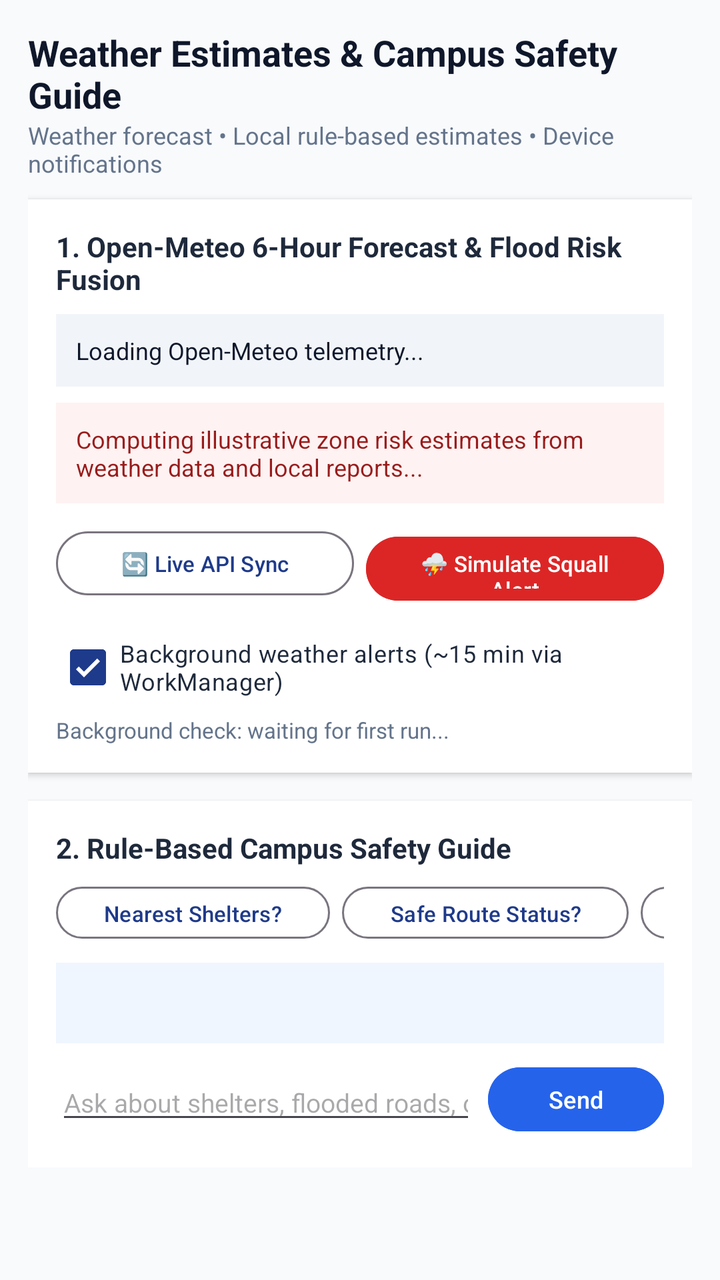
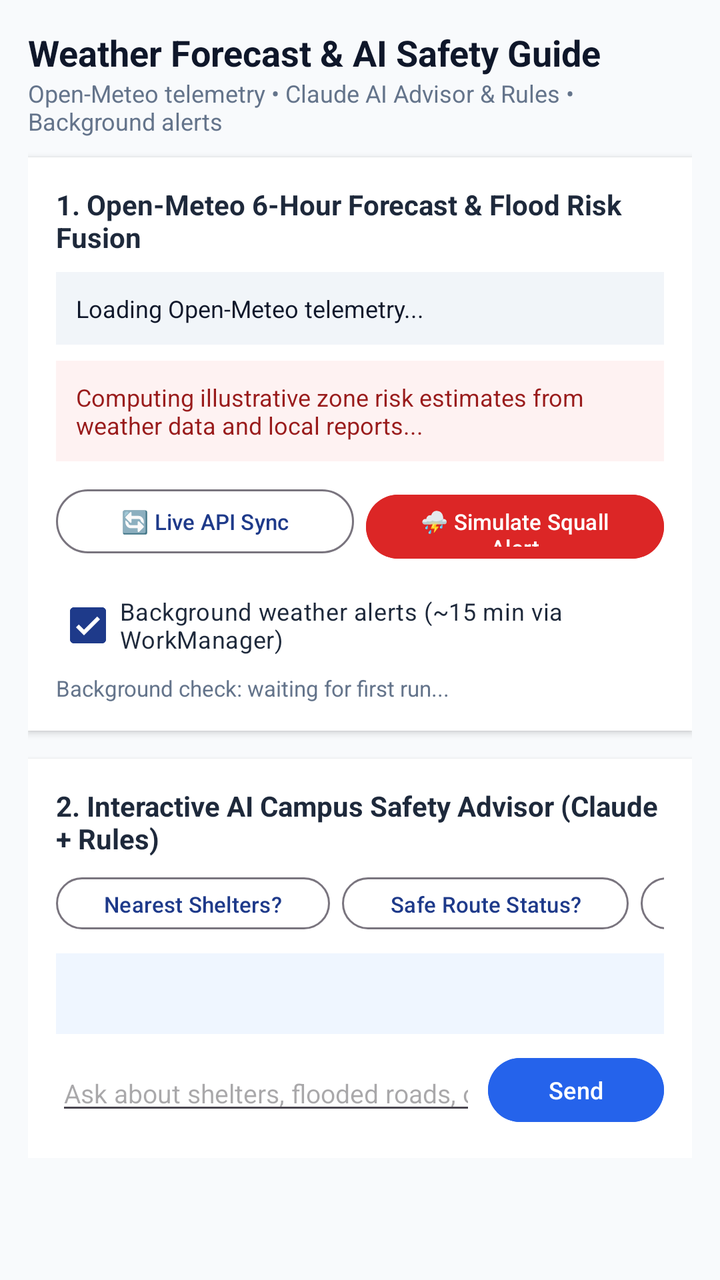

Before-and-after screenshots of an Android layout around one commit, followed by the original layout XML and the change that was made.
<!-- AndroidManifest.xml: application theme Theme.UMClearFlow -->
<!-- res/layout/fragment_weather_ai.xml -->
<?xml version="1.0" encoding="utf-8"?>
<ScrollView xmlns:android="http://schemas.android.com/apk/res/android"
    android:layout_width="match_parent"
    android:layout_height="match_parent"
    android:background="#F8FAFC"
    android:padding="14dp">

    <LinearLayout
        android:layout_width="match_parent"
        android:layout_height="wrap_content"
        android:orientation="vertical">

        <TextView
            android:layout_width="wrap_content"
            android:layout_height="wrap_content"
            android:text="Weather Estimates &amp; Campus Safety Guide"
            android:textColor="#0F172A"
            android:textSize="18sp"
            android:textStyle="bold" />

        <TextView
            android:layout_width="wrap_content"
            android:layout_height="wrap_content"
            android:layout_marginBottom="10dp"
            android:text="Weather forecast • Local rule-based estimates • Device notifications"
            android:textColor="#64748B"
            android:textSize="12sp" />

        
        <LinearLayout
            android:layout_width="match_parent"
            android:layout_height="wrap_content"
            android:background="#FFFFFF"
            android:elevation="2dp"
            android:orientation="vertical"
            android:padding="14dp">

            <TextView
                android:layout_width="wrap_content"
                android:layout_height="wrap_content"
                android:text="1. Open-Meteo 6-Hour Forecast &amp; Flood Risk Fusion"
                android:textColor="#1E293B"
                android:textSize="14sp"
                android:textStyle="bold" />

            <TextView
                android:id="@+id/tv_weather_live"
                android:layout_width="match_parent"
                android:layout_height="wrap_content"
                android:layout_marginTop="8dp"
                android:background="#F1F5F9"
                android:padding="10dp"
                android:text="Loading Open-Meteo telemetry..."
                android:textColor="#0F172A"
                android:textSize="12sp" />

            <TextView
                android:id="@+id/tv_risk_matrix"
                android:layout_width="match_parent"
                android:layout_height="wrap_content"
                android:layout_marginTop="8dp"
                android:background="#FEF2F2"
                android:padding="10dp"
                android:text="Computing illustrative zone risk estimates from weather data and local reports..."
                android:textColor="#991B1B"
                android:textSize="12sp" />

            <LinearLayout
                android:layout_width="match_parent"
                android:layout_height="wrap_content"
                android:layout_marginTop="10dp"
                android:orientation="horizontal">

                <Button
                    android:id="@+id/btn_refresh_weather"
                    style="?attr/materialButtonOutlinedStyle"
                    android:layout_width="0dp"
                    android:layout_height="40dp"
                    android:layout_marginEnd="6dp"
                    android:layout_weight="1"
                    android:text="🔄 Live API Sync"
                    android:textSize="11sp" />

                <Button
                    android:id="@+id/btn_simulate_squall"
                    android:layout_width="0dp"
                    android:layout_height="40dp"
                    android:layout_weight="1"
                    android:backgroundTint="#DC2626"
                    android:text="⛈️ Simulate Squall Alert"
                    android:textColor="#FFFFFF"
                    android:textSize="11sp" />
            </LinearLayout>

            
            <CheckBox
                android:id="@+id/cb_bg_weather_alerts"
                android:layout_width="match_parent"
                android:layout_height="wrap_content"
                android:layout_marginTop="8dp"
                android:checked="true"
                android:minHeight="48dp"
                android:text="Background weather alerts (~15 min via WorkManager)"
                android:textColor="#1E293B"
                android:textSize="12sp" />

            <TextView
                android:id="@+id/tv_bg_alert_status"
                android:layout_width="match_parent"
                android:layout_height="wrap_content"
                android:text="Background check: waiting for first run..."
                android:textColor="#64748B"
                android:textSize="11sp" />
        </LinearLayout>

        
        <LinearLayout
            android:layout_width="match_parent"
            android:layout_height="wrap_content"
            android:layout_marginTop="14dp"
            android:background="#FFFFFF"
            android:elevation="2dp"
            android:orientation="vertical"
            android:padding="14dp">

            <TextView
                android:layout_width="wrap_content"
                android:layout_height="wrap_content"
                android:text="2. Rule-Based Campus Safety Guide"
                android:textColor="#1E293B"
                android:textSize="14sp"
                android:textStyle="bold" />

            
            <HorizontalScrollView
                android:layout_width="match_parent"
                android:layout_height="wrap_content"
                android:layout_marginTop="6dp"
                android:scrollbars="none">

                <LinearLayout
                    android:layout_width="wrap_content"
                    android:layout_height="wrap_content"
                    android:orientation="horizontal">

                    <Button
                        android:id="@+id/btn_prompt_shelter"
                        style="?attr/materialButtonOutlinedStyle"
                        android:layout_width="wrap_content"
                        android:layout_height="34dp"
                        android:layout_marginEnd="6dp"
                        android:text="Nearest Shelters?"
                        android:textSize="11sp" />

                    <Button
                        android:id="@+id/btn_prompt_route"
                        style="?attr/materialButtonOutlinedStyle"
                        android:layout_width="wrap_content"
                        android:layout_height="34dp"
                        android:layout_marginEnd="6dp"
                        android:text="Safe Route Status?"
                        android:textSize="11sp" />

                    <Button
                        android:id="@+id/btn_prompt_sos"
                        style="?attr/materialButtonOutlinedStyle"
                        android:layout_width="wrap_content"
                        android:layout_height="34dp"
                        android:text="Emergency Contacts"
                        android:textSize="11sp" />
                </LinearLayout>
            </HorizontalScrollView>

            <TextView
                android:id="@+id/tv_chat_history"
                android:layout_width="match_parent"
                android:layout_height="wrap_content"
                android:layout_marginTop="8dp"
                android:background="#EFF6FF"
                android:padding="12dp"
                android:textColor="#1E3A8A"
                android:textSize="12sp" />

            
            <LinearLayout
                android:layout_width="match_parent"
                android:layout_height="wrap_content"
                android:layout_marginTop="8dp"
                android:gravity="center_vertical"
                android:orientation="horizontal">

                <EditText
                    android:id="@+id/et_chat_input"
                    android:layout_width="0dp"
                    android:layout_height="wrap_content"
                    android:layout_weight="1"
                    android:hint="Ask about shelters, flooded roads, or SOP..."
                    android:inputType="textCapSentences"
                    android:textColor="#0F172A"
                    android:textSize="13sp" />

                <Button
                    android:id="@+id/btn_send_chat"
                    android:layout_width="wrap_content"
                    android:layout_height="40dp"
                    android:layout_marginStart="6dp"
                    android:backgroundTint="#2563EB"
                    android:text="Send"
                    android:textColor="#FFFFFF"
                    android:textSize="12sp" />
            </LinearLayout>
        </LinearLayout>

    </LinearLayout>
</ScrollView>
<!-- resources referenced by this layout -->
<resources>
  <style name="Theme.UMClearFlow" parent="Base.Theme.UMClearFlow" />
  <style name="Base.Theme.UMClearFlow" parent="Theme.Material3.Light.NoActionBar">
          <item name="colorPrimary">#1E3A8A</item>
          <item name="colorSecondary">#2563EB</item>
          <item name="android:statusBarColor">#0F172A</item>
      </style>
</resources>

<!-- the commit's change to res/layout/fragment_weather_ai.xml (unified diff, before → after) -->
@@ -13,7 +13,7 @@
         <TextView
             android:layout_width="wrap_content"
             android:layout_height="wrap_content"
-            android:text="Weather Estimates &amp; Campus Safety Guide"
+            android:text="Weather Forecast &amp; AI Safety Guide"
             android:textColor="#0F172A"
             android:textSize="18sp"
             android:textStyle="bold" />
@@ -22,7 +22,7 @@
             android:layout_width="wrap_content"
             android:layout_height="wrap_content"
             android:layout_marginBottom="10dp"
-            android:text="Weather forecast • Local rule-based estimates • Device notifications"
+            android:text="Open-Meteo telemetry • Claude AI Advisor &amp; Rules • Background alerts"
             android:textColor="#64748B"
             android:textSize="12sp" />
 
@@ -126,7 +126,7 @@
             <TextView
                 android:layout_width="wrap_content"
                 android:layout_height="wrap_content"
-                android:text="2. Rule-Based Campus Safety Guide"
+                android:text="2. Interactive AI Campus Safety Advisor (Claude + Rules)"
                 android:textColor="#1E293B"
                 android:textSize="14sp"
                 android:textStyle="bold" />
